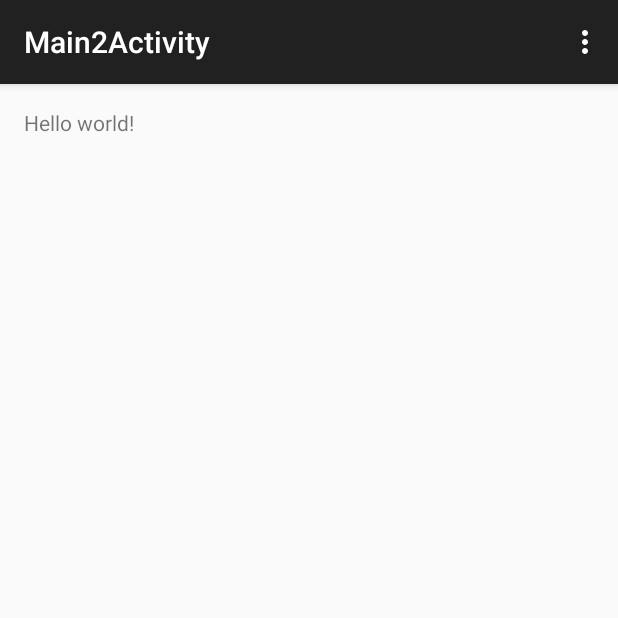
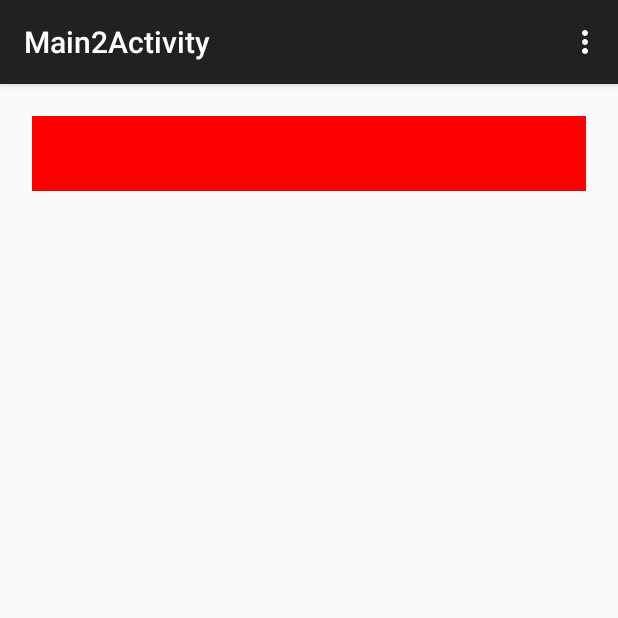
Before and after one commit to najeeb03/My_Application, an Android app: the screen it shows after launch (Main2Activity), after a tap on "CHANGE ACTIVITY", on a phone screen of 412 x 824 dp, the top half of it. Run offline under Robolectric (Android 15) with nearby library versions, the phone set to English and light mode, and no system bars; 1 other tap on this screen came first.

Commit message:
reverse + new activity(data passing)

```diff
--- a/app/src/main/java/com/example/administrator/myapplication/Main2Activity.java
+++ b/app/src/main/java/com/example/administrator/myapplication/Main2Activity.java
@@ -4,6 +4,7 @@ import android.support.v7.app.AppCompatActivity;
 import android.os.Bundle;
 import android.view.Menu;
 import android.view.MenuItem;
+import android.widget.TextView;
 
 public class Main2Activity extends AppCompatActivity {
 
@@ -11,6 +12,10 @@ public class Main2Activity extends AppCompatActivity {
     protected void onCreate(Bundle savedInstanceState) {
         super.onCreate(savedInstanceState);
         setContentView(R.layout.activity_main2);
+        String user_input = getIntent().getStringExtra("INPUT");
+        String reverseOutput = (new StringBuilder(user_input).reverse().toString());
+        TextView output = (TextView)findViewById(R.id.output);
+        output.setText(reverseOutput);
     }
 
     @Override
--- a/app/src/main/java/com/example/administrator/myapplication/MainActivity.java
+++ b/app/src/main/java/com/example/administrator/myapplication/MainActivity.java
@@ -46,6 +46,8 @@ public class MainActivity extends AppCompatActivity {
             @Override
             public void onClick(View view) {
                 Intent intent = new Intent(MainActivity.this, Main2Activity.class);
+                String userInput = input.getText().toString();
+                intent.putExtra("INPUT", userInput);
                 startActivity(intent);
             }
         });
--- a/app/src/main/res/layout/activity_main2.xml
+++ b/app/src/main/res/layout/activity_main2.xml
@@ -1,12 +1,16 @@
-<RelativeLayout xmlns:android="http://schemas.android.com/apk/res/android"
+<LinearLayout xmlns:android="http://schemas.android.com/apk/res/android"
     xmlns:tools="http://schemas.android.com/tools" android:layout_width="match_parent"
     android:layout_height="match_parent" android:paddingLeft="@dimen/activity_horizontal_margin"
     android:paddingRight="@dimen/activity_horizontal_margin"
     android:paddingTop="@dimen/activity_vertical_margin"
     android:paddingBottom="@dimen/activity_vertical_margin"
-    tools:context="com.example.administrator.myapplication.Main2Activity">
+    tools:context="com.example.administrator.myapplication.Main2Activity"
+    android:orientation="vertical">
 
-    <TextView android:text="@string/hello_world" android:layout_width="wrap_content"
-        android:layout_height="wrap_content" />
+    <TextView android:text="" android:textSize="30sp" android:layout_width="match_parent"
+        android:layout_height="50dp"  android:background="@color/red"
+        android:textColor="@color/black"
+        android:id="@+id/output" android:layout_margin="5dp"
+        android:gravity="center"/>
 
-</RelativeLayout>
+</LinearLayout>
```
